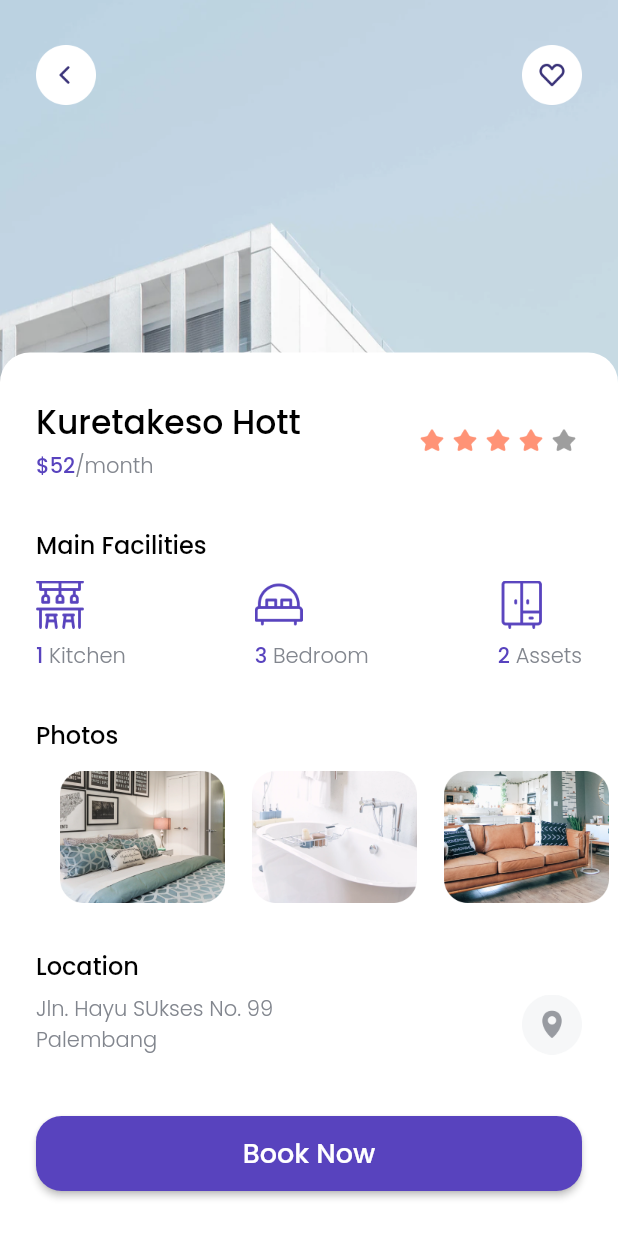
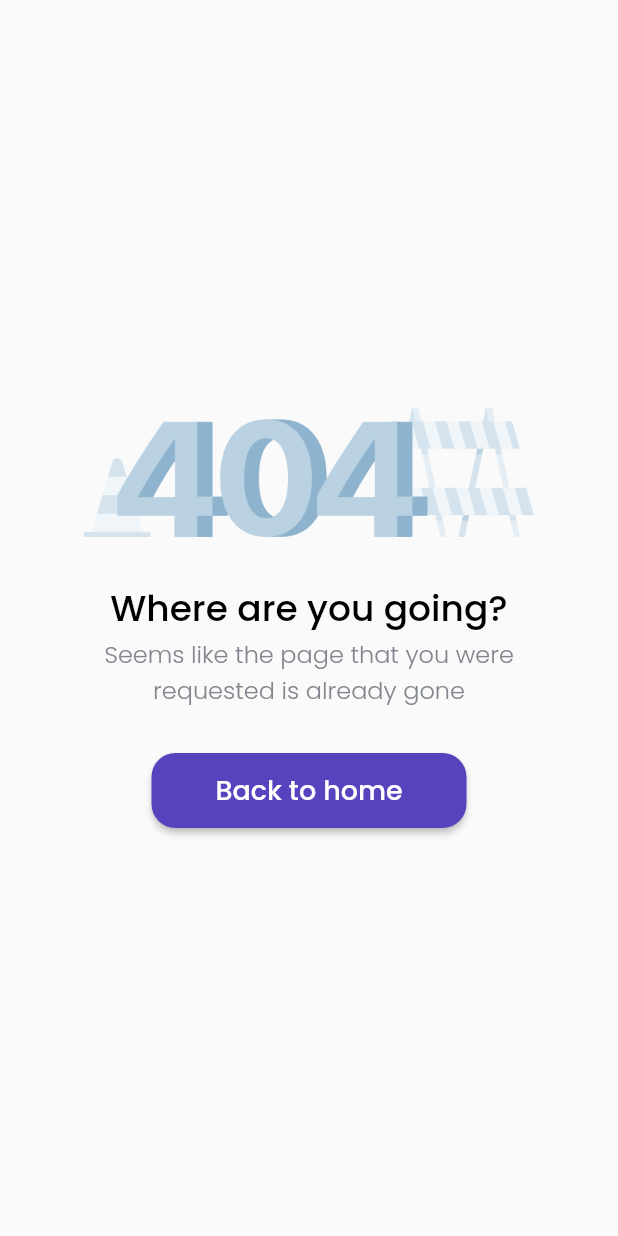
Before and after one commit to Bintaaaa/ui_finding_rent_house, a Flutter app: the DetailPage screen opened directly, scrolled down 95 dp, after a tap on "Book Now", on a phone screen of 412 x 824 dp. Run offline on Flutter 3.47's test engine with Material 2 defaults, Android fonts, the phone set to English and light mode, and no system bars; our stand-ins replace google_fonts.

Commit message:
UI Complete

```diff
--- a/lib/pages/detail_page.dart
+++ b/lib/pages/detail_page.dart
@@ -1,19 +1,27 @@
 import 'package:flutter/material.dart';
+import 'package:ui_bwa_koskos/pages/error_page.dart';
 import 'package:ui_bwa_koskos/theme/color.dart';
 import 'package:ui_bwa_koskos/theme/font.dart';
 import 'package:ui_bwa_koskos/widgets/facility_item.dart';
 import 'package:url_launcher/url_launcher.dart';
 
 class DetailPage extends StatelessWidget {
-  launchUrl(String url) async{
-    if( await canLaunch(url)){
-      launch(url);
-    }else{
-      throw(url);
-    }
-  }
+
   @override
   Widget build(BuildContext context) {
+    launchUrl(String url) async {
+      if (await canLaunch(url)) {
+        launch(url);
+      } else {
+        // throw (url);
+        Navigator.push(
+          context,
+          MaterialPageRoute(
+            builder: (context) => ErrorPage(),
+          ),
+        );
+      }
+    }
     return Scaffold(
       backgroundColor: whiteColor,
       body: SafeArea(
@@ -244,7 +252,7 @@ class DetailPage extends StatelessWidget {
                             ),
                             InkWell(
                               onTap: (){
-                                launchUrl('https://tanpabatasgroup.com/links');
+                                launchUrl('htsdfasdoupsdfinks');
                               },
                               child: Image.asset(
                                 "assets/btn_map.png",
--- /dev/null
+++ b/lib/pages/error_page.dart
@@ -0,0 +1,68 @@
+import 'package:flutter/material.dart';
+import 'package:ui_bwa_koskos/pages/home_page.dart';
+import 'package:ui_bwa_koskos/theme/color.dart';
+import 'package:ui_bwa_koskos/theme/font.dart';
+
+class ErrorPage extends StatelessWidget {
+  @override
+  Widget build(BuildContext context) {
+    return Scaffold(
+      body: SafeArea(
+        bottom: false,
+        child: Center(
+          child: Column(
+            mainAxisAlignment: MainAxisAlignment.center,
+            children: [
+              Image.asset(
+                "assets/error.png",
+                width: 300,
+              ),
+              SizedBox(
+                height: 30,
+              ),
+              Text(
+                "Where are you going?",
+                style: blackTextStyle.copyWith(
+                  fontSize: 24
+                ),
+              ),
+              Text(
+                "Seems like the page that you were\nrequested is already gone",
+                style: greyTextStyle.copyWith(
+                  fontSize: 16
+                ),
+                textAlign: TextAlign.center,
+              ),
+              SizedBox(
+                height: 30,
+              ),
+              Container(
+                width: 210,
+                height: 50,
+                child: RaisedButton(
+                  onPressed: (){
+                    Navigator.pushAndRemoveUntil(
+                        context,
+                        MaterialPageRoute(
+                      builder: (context) => HomePage(),
+                    ),(route) => false);
+                  },
+                  color: purpleColor,
+                  shape: RoundedRectangleBorder(
+                    borderRadius: BorderRadius.circular(16),
+                  ),
+                  child: Text(
+                    "Back to home",
+                    style: whiteTextStyle.copyWith(
+                      fontSize: 18
+                    ),
+                  ),
+                ),
+              )
+            ],
+          ),
+        ),
+      ),
+    );
+  }
+}
```
